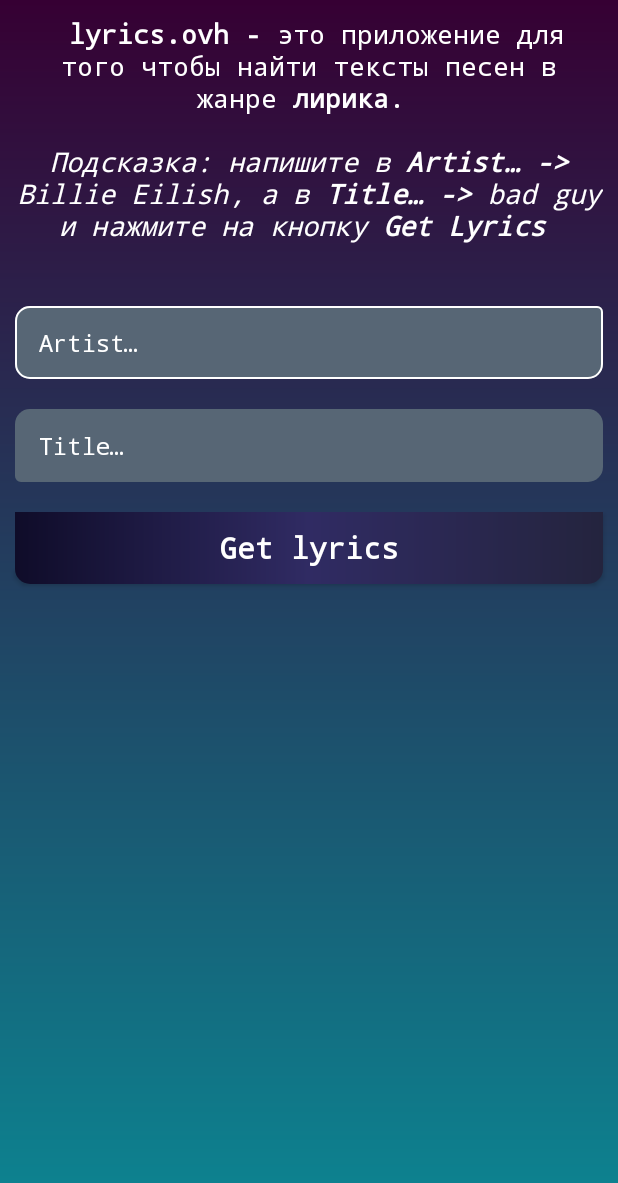
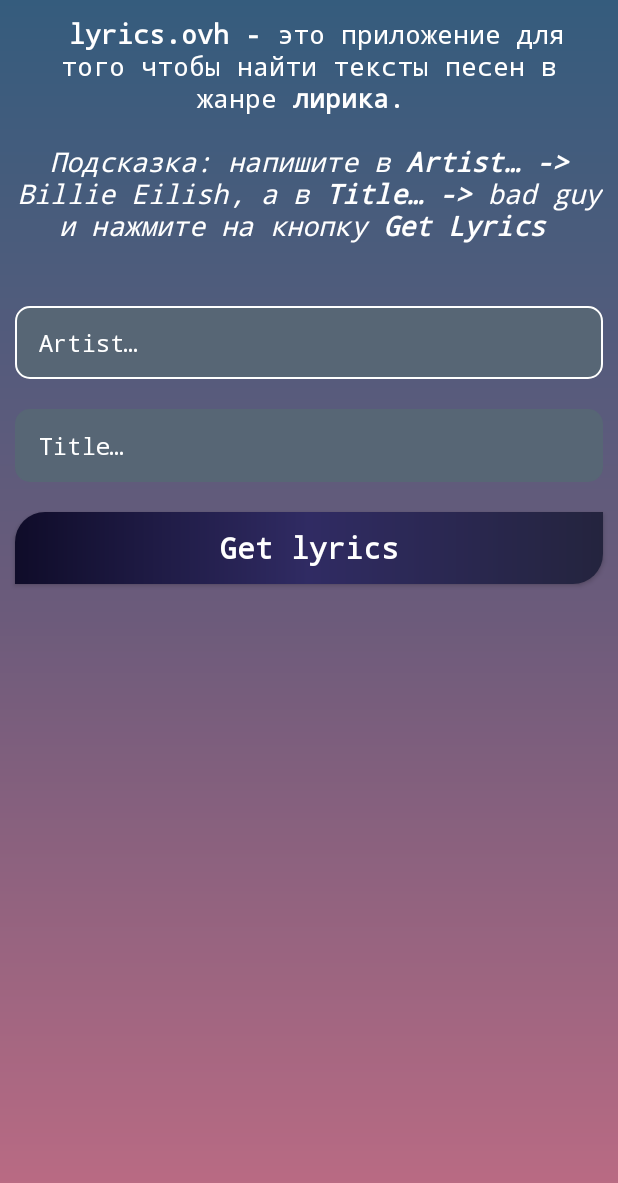
Before and after one commit to TheAlisher/lyrics.ovhApp, an Android app: the screen it shows after launch (MainActivity), on a phone screen of 412 x 824 dp. Shown: the top 1183 px of the screen. Run offline under Robolectric (Android 15) with nearby library versions, the phone set to English and light mode, and no system bars.

Commit message:
change background

```diff
--- a/app/src/main/java/com/example/lyricsovh/presentation_ui/main/MainActivity.java
+++ b/app/src/main/java/com/example/lyricsovh/presentation_ui/main/MainActivity.java
@@ -53,7 +53,7 @@ public class MainActivity extends AppCompatActivity {
     private void setGradientStatusBar(Activity activity) {
         if (Build.VERSION.SDK_INT >= Build.VERSION_CODES.LOLLIPOP) {
             Window window = activity.getWindow();
-            Drawable background = getResources().getDrawable(R.drawable.background_gradient_purple_bliss);
+            Drawable background = getResources().getDrawable(R.drawable.background_gradient_red_sunset);
             window.setStatusBarColor(getResources().getColor(android.R.color.transparent));
             window.setBackgroundDrawable(background);
         }
--- a/app/src/main/res/drawable/background_gradient_lawrencium.xml
+++ b/app/src/main/res/drawable/background_gradient_lawrencium.xml
@@ -6,6 +6,6 @@
         android:endColor="#24243e"
         android:startColor="#0f0c29" />
     <corners
-        android:bottomLeftRadius="10dp"
-        android:bottomRightRadius="10dp" />
+        android:bottomRightRadius="20dp"
+        android:topLeftRadius="20dp" />
 </shape>
--- a/app/src/main/res/drawable/background_gradient_purple_bliss.xml
+++ b/app/src/main/res/drawable/background_gradient_red_sunset.xml
@@ -2,6 +2,7 @@
 <shape xmlns:android="http://schemas.android.com/apk/res/android">
     <gradient
         android:angle="270"
-        android:endColor="#0b8793"
-        android:startColor="#360033" />
+        android:endColor="#C06C84"
+        android:centerColor="#6C5B7B"
+        android:startColor="#355C7D" />
 </shape>
--- a/app/src/main/res/layout/activity_main.xml
+++ b/app/src/main/res/layout/activity_main.xml
@@ -5,7 +5,7 @@
     android:layout_width="match_parent"
     android:layout_height="match_parent"
     android:animateLayoutChanges="true"
-    android:background="@drawable/background_gradient_purple_bliss"
+    android:background="@drawable/background_gradient_red_sunset"
     android:orientation="vertical"
     tools:context=".presentation_ui.main.MainActivity">
 
@@ -30,6 +30,7 @@
         app:boxBackgroundColor="@color/MostlyDesaturatedDarkBlue"
         app:boxCornerRadiusBottomEnd="10dp"
         app:boxCornerRadiusBottomStart="10dp"
+        app:boxCornerRadiusTopEnd="10dp"
         app:boxCornerRadiusTopStart="10dp"
         app:boxStrokeColor="@color/White"
         app:boxStrokeWidth="0dp"
@@ -61,6 +62,7 @@
         android:layout_margin="@dimen/margin_10dp"
         app:boxBackgroundColor="@color/MostlyDesaturatedDarkBlue"
         app:boxCornerRadiusBottomEnd="10dp"
+        app:boxCornerRadiusBottomStart="10dp"
         app:boxCornerRadiusTopEnd="10dp"
         app:boxCornerRadiusTopStart="10dp"
         app:boxStrokeColor="@color/White"
```
